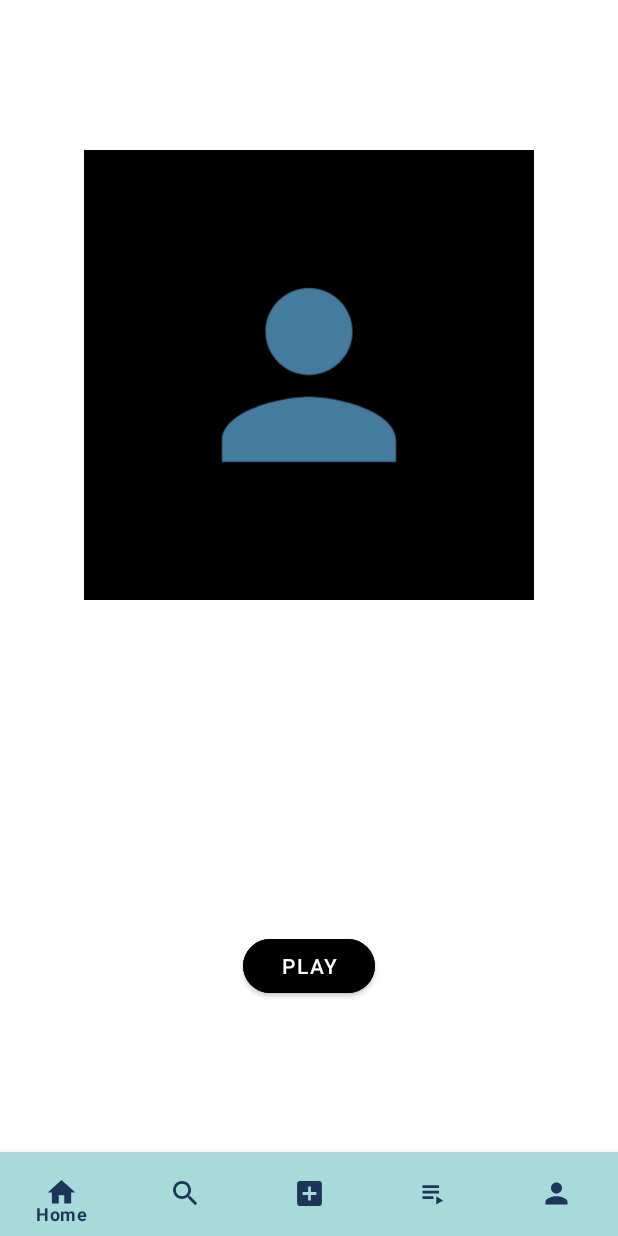
After one commit to Aman16-ai/GaanaWorld-AndroidApp, an Android app: the fragment MusicScreenFragment placed in its activity, on a phone screen of 412 x 824 dp. The commit adds this screen. Run offline under Robolectric (Android 15) with nearby library versions, the phone set to English and light mode, and no system bars; our stand-ins replace Firebase (no records; nobody signed in at launch, a user with empty details on screens opened directly), navigation-ui; 5 statements that could not run were skipped.

Commit message:
creating music screening fragment fetching song in this fragment

```diff
--- a/app/src/main/java/com/example/gaanaworld/adapter/SongsAdapter.kt
+++ b/app/src/main/java/com/example/gaanaworld/adapter/SongsAdapter.kt
@@ -11,10 +11,12 @@ import android.widget.Button
 import android.widget.ImageView
 import android.widget.TextView
 import androidx.fragment.app.activityViewModels
+import androidx.navigation.findNavController
 import androidx.recyclerview.widget.RecyclerView
 import com.bumptech.glide.Glide
 import com.example.gaanaworld.R
 import com.example.gaanaworld.data.model.Song
+import com.example.gaanaworld.ui.HomeFragmentDirections
 import com.example.gaanaworld.utils.toast
 import com.example.gaanaworld.viewmodels.SongsViewModel
 import com.google.firebase.firestore.QueryDocumentSnapshot
@@ -39,7 +41,9 @@ class SongsAdapter(var context: Context , var songsViewModel: SongsViewModel) :
         holder.songNameTv.text = songslst[position].Name
         holder.playBtn.setOnClickListener {
             context.toast("click on playbtn")
-            songslst[position].url?.let { it1 -> songsViewModel.playSong(it1) }
+//            songslst[position].url?.let { it1 -> songsViewModel.playSong(it1) }
+            val action = HomeFragmentDirections.actionHomeItemToMusicScreenFragment(songslst.toTypedArray(),position)
+            it.findNavController().navigate(action)
         }
     }
 
--- a/app/src/main/java/com/example/gaanaworld/data/model/Song.kt
+++ b/app/src/main/java/com/example/gaanaworld/data/model/Song.kt
@@ -1,8 +1,12 @@
 package com.example.gaanaworld.data.model
 
+import android.os.Parcelable
+import kotlinx.parcelize.Parcelize
+
+@Parcelize
 data class Song(
     val Name:String = "",
     val language : String = "",
     val thumbnail : String = "",
     val url : String = ""
-)
+):Parcelable
--- a/app/src/main/java/com/example/gaanaworld/exoplayer/ExoPlayerMusic.kt
+++ b/app/src/main/java/com/example/gaanaworld/exoplayer/ExoPlayerMusic.kt
@@ -26,8 +26,20 @@ class ExoPlayerMusic(val context:Context) {
             prepare(mediaSource)
             playWhenReady = true
         }
+
     }
 
+    public fun playPauseMusic() {
+        if(exoPlayer.isPlaying) {
+            exoPlayer.pause()
+        }
+        else {
+            exoPlayer.play()
+        }
+    }
+    public fun getMusicDurationPosition() :Long {
+        return exoPlayer.duration
+    }
     private fun extractMediaSourceFromUri(uri:String):MediaSource {
         val userAgent = Util.getUserAgent(context,"Exo");
         return ProgressiveMediaSource.Factory(DefaultHttpDataSource.Factory())
--- a/app/src/main/java/com/example/gaanaworld/ui/HomeActivity.kt
+++ b/app/src/main/java/com/example/gaanaworld/ui/HomeActivity.kt
@@ -1,13 +1,16 @@
 package com.example.gaanaworld.ui
 
+import android.opengl.Visibility
 import androidx.appcompat.app.AppCompatActivity
 import android.os.Bundle
+import android.view.View
 import androidx.navigation.fragment.NavHostFragment
 import androidx.navigation.ui.setupWithNavController
 import com.example.gaanaworld.R
 import com.google.android.material.bottomnavigation.BottomNavigationView
 
 class HomeActivity : AppCompatActivity() {
+    private lateinit var bottomNavigationView: BottomNavigationView
     override fun onCreate(savedInstanceState: Bundle?) {
         super.onCreate(savedInstanceState)
         setContentView(R.layout.activity_home)
@@ -16,5 +19,17 @@ class HomeActivity : AppCompatActivity() {
         val navController = navHostFragment.navController
         findViewById<BottomNavigationView>(R.id.bottom_nav)
             .setupWithNavController(navController)
+
+        bottomNavigationView = findViewById(R.id.bottom_nav)
+
+
+        navController.addOnDestinationChangedListener {_,destination,_->
+            if(destination.id == R.id.musicScreenFragment) {
+                bottomNavigationView.visibility = View.GONE
+            }
+            else {
+                bottomNavigationView.visibility = View.VISIBLE
+            }
+        }
     }
 }
--- /dev/null
+++ b/app/src/main/java/com/example/gaanaworld/ui/MusicScreenFragment.kt
@@ -0,0 +1,57 @@
+package com.example.gaanaworld.ui
+
+import android.media.Image
+import android.os.Bundle
+import android.util.Log
+import androidx.fragment.app.Fragment
+import android.view.LayoutInflater
+import android.view.View
+import android.view.ViewGroup
+import android.widget.Button
+import android.widget.ImageView
+import androidx.fragment.app.activityViewModels
+import androidx.fragment.app.viewModels
+import androidx.navigation.fragment.navArgs
+import com.bumptech.glide.Glide
+import com.example.gaanaworld.R
+import com.example.gaanaworld.viewmodels.SongsViewModel
+
+
+class MusicScreenFragment : Fragment() {
+
+
+    private val songsViewModel: SongsViewModel by activityViewModels()
+    private lateinit var play_pause_btn:Button
+    private lateinit var thumbnail_img : ImageView
+    val args : MusicScreenFragmentArgs by navArgs()
+    override fun onCreate(savedInstanceState: Bundle?) {
+        super.onCreate(savedInstanceState)
+
+    }
+
+    override fun onCreateView(
+        inflater: LayoutInflater, container: ViewGroup?,
+        savedInstanceState: Bundle?
+    ): View? {
+        // Inflate the layout for this fragment
+        val view = inflater.inflate(R.layout.fragment_music_screen, container, false)
+        play_pause_btn = view.findViewById(R.id.play_pause_btn)
+        thumbnail_img = view.findViewById(R.id.current_song_thumbnail)
+
+        songsViewModel.getCurrentSongDuration().observe(viewLifecycleOwner) {
+            Log.d("songduration", "onCreateView: "+it)
+        }
+
+        Glide.with(this).load(args.songsArray[args.currentPosition].thumbnail).into(thumbnail_img)
+        play_pause_btn.setOnClickListener {
+            songsViewModel.playPauseSong()
+        }
+
+        args.songsArray.forEach { Log.d("allsongs", "onCreateView: "+it.Name) }
+        songsViewModel.playSong(args.songsArray[args.currentPosition].url)
+
+        return view
+    }
+
+
+}
--- a/app/src/main/java/com/example/gaanaworld/viewmodels/SongsViewModel.kt
+++ b/app/src/main/java/com/example/gaanaworld/viewmodels/SongsViewModel.kt
@@ -15,16 +15,24 @@ class SongsViewModel(application: Application) : AndroidViewModel(application) {
     private var exoPlayerMusic = ExoPlayerMusic(application.applicationContext)
     private val songDao = SongDao()
     private var songslst : MutableLiveData<MutableList<Song>> = MutableLiveData()
+    private var songCurrentDuration : MutableLiveData<Long> = MutableLiveData()
 
     fun playSong(url:String) {
-//        mediaPlayerService.playSound(url)
         exoPlayerMusic.playMusic(url)
     }
 
+    fun playPauseSong() {
+        exoPlayerMusic.playPauseMusic()
+    }
 
     fun getSongs() : MutableLiveData<MutableList<Song>> {
         fetchSongs()
         return songslst
+    }
+
+    fun getCurrentSongDuration() : MutableLiveData<Long> {
+        songCurrentDuration.value = exoPlayerMusic.getMusicDurationPosition()
+        return songCurrentDuration
     }
     fun fetchSongs() {
         viewModelScope.launch {
--- /dev/null
+++ b/app/src/main/res/layout/fragment_music_screen.xml
@@ -0,0 +1,34 @@
+<?xml version="1.0" encoding="utf-8"?>
+<androidx.constraintlayout.widget.ConstraintLayout xmlns:android="http://schemas.android.com/apk/res/android"
+    xmlns:tools="http://schemas.android.com/tools"
+    android:layout_width="match_parent"
+    android:layout_height="match_parent"
+    xmlns:app="http://schemas.android.com/apk/res-auto"
+    tools:context=".ui.MusicScreenFragment">
+
+    <ImageView
+        android:id="@+id/current_song_thumbnail"
+        android:layout_width="300dp"
+        android:layout_height="300dp"
+        app:layout_constraintTop_toTopOf="parent"
+        app:layout_constraintLeft_toLeftOf="parent"
+        app:layout_constraintRight_toRightOf="parent"
+        android:scaleType="centerCrop"
+        android:src="@drawable/ic_launcher_profile_foreground"
+        android:layout_marginTop="100dp"
+        android:background="@color/black"
+        />
+    <com.google.android.material.button.MaterialButton
+        android:id="@+id/play_pause_btn"
+        android:layout_width="wrap_content"
+        android:layout_height="wrap_content"
+        app:layout_constraintBottom_toBottomOf="parent"
+        app:layout_constraintLeft_toLeftOf="parent"
+        app:layout_constraintRight_toRightOf="parent"
+        android:layout_marginBottom="100dp"
+        android:text="play"
+        android:backgroundTint="@color/black"
+        app:cornerRadius="20dp"
+        />
+
+</androidx.constraintlayout.widget.ConstraintLayout>
--- a/app/src/main/res/navigation/maingraph.xml
+++ b/app/src/main/res/navigation/maingraph.xml
@@ -13,6 +13,9 @@
         <action
             android:id="@+id/action_homeFragment_to_mainActivity"
             app:destination="@id/mainActivity" />
+        <action
+            android:id="@+id/action_home_item_to_musicScreenFragment"
+            app:destination="@id/musicScreenFragment" />
     </fragment>
     <activity
         android:id="@+id/mainActivity"
@@ -24,4 +27,17 @@
         android:name="com.example.gaanaworld.ui.ProfileFragment"
         android:label="fragment_profile"
         tools:layout="@layout/fragment_profile" />
+    <fragment
+        android:id="@+id/musicScreenFragment"
+        android:name="com.example.gaanaworld.ui.MusicScreenFragment"
+        android:label="fragment_music_screen"
+        tools:layout="@layout/fragment_music_screen" >
+        <argument
+            android:name="songsArray"
+            app:argType="com.example.gaanaworld.data.model.Song[]" />
+        <argument
+            android:name="currentPosition"
+            app:argType="integer"
+            android:defaultValue="0" />
+    </fragment>
 </navigation>
```
